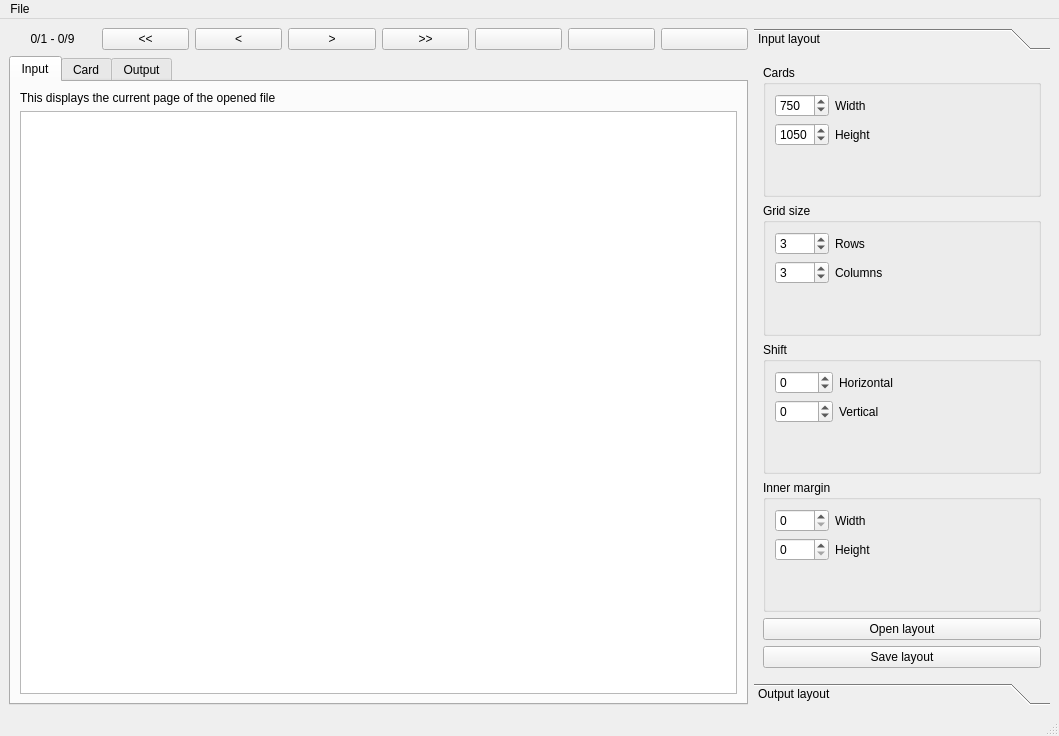
Above: ui/main.ui from court-jus/yack before the change. Below: the same form after it.
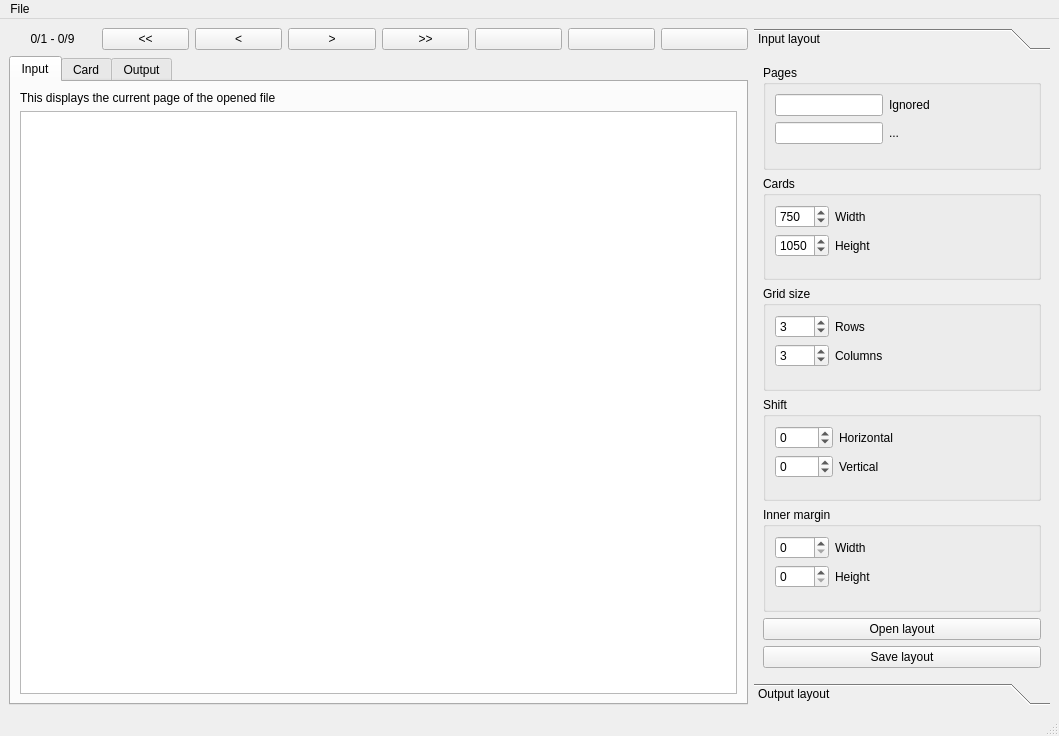
That is the form after the change. Icons and pictures are not drawn.

Commit message: User can choose pages that will be ignored #5

Diff of the .ui file:
```diff
--- a/ui/main.ui
+++ b/ui/main.ui
@@ -182,13 +182,42 @@
          <x>0</x>
          <y>0</y>
          <width>296</width>
-         <height>609</height>
+         <height>621</height>
         </rect>
        </property>
        <attribute name="label">
         <string>Input layout</string>
        </attribute>
        <layout class="QVBoxLayout" name="verticalLayout">
+        <item>
+         <widget class="QGroupBox" name="groupBox_9">
+          <property name="title">
+           <string>Pages</string>
+          </property>
+          <layout class="QFormLayout" name="formLayout_9">
+           <item row="0" column="0">
+            <widget class="QLineEdit" name="inputIgnoredPages"/>
+           </item>
+           <item row="0" column="1">
+            <widget class="QLabel" name="label_21">
+             <property name="text">
+              <string>Ignored</string>
+             </property>
+            </widget>
+           </item>
+           <item row="1" column="0">
+            <widget class="QLineEdit" name="lineEdit_2"/>
+           </item>
+           <item row="1" column="1">
+            <widget class="QLabel" name="label_23">
+             <property name="text">
+              <string>...</string>
+             </property>
+            </widget>
+           </item>
+          </layout>
+         </widget>
+        </item>
         <item>
          <widget class="QGroupBox" name="groupBox">
           <property name="title">
```
Left out of the diff: 5 changed lines with no effect on the pictures. The commit also changes 2 other files.
